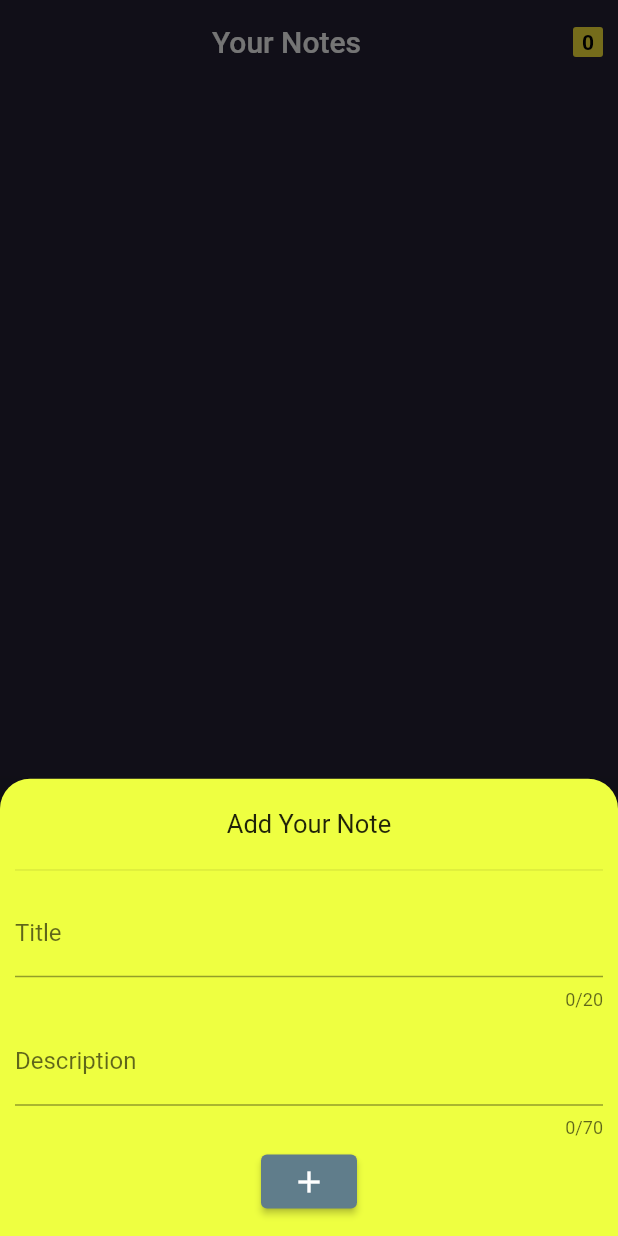
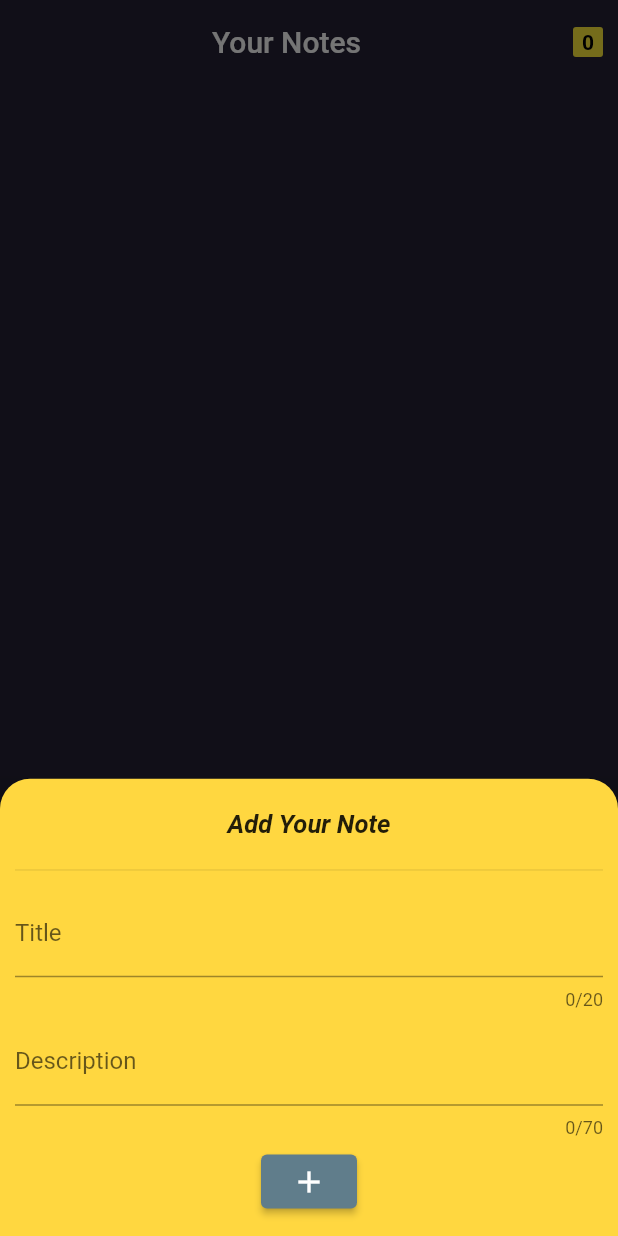
Before and after one commit to sayyedmuzammil/note_app, a Flutter app: the screen it shows after launch, after a tap on "New Note", on a phone screen of 412 x 824 dp. Run offline on Flutter 3.47's test engine with Material 2 defaults, Android fonts, the phone set to English and light mode, and no system bars; our stand-ins replace get, sizer.

Commit message:
final_commit

```diff
--- a/lib/screens/my_home_page.dart
+++ b/lib/screens/my_home_page.dart
@@ -16,7 +16,6 @@ class MyHomePage extends StatelessWidget {
   }) : super(key: key);
   final String title;
 
-
   var data_control = Get.put(GetController());
 
   @override
@@ -24,13 +23,16 @@ class MyHomePage extends StatelessWidget {
     return Scaffold(
       floatingActionButtonLocation: FloatingActionButtonLocation.centerFloat,
       backgroundColor: const Color(0xff242134),
-      appBar: Appbar(title),
+      //appbar extracted
+      appBar: appBar(title),
+      //body started here
       body: Padding(
         padding: const EdgeInsets.all(10),
         child: SizedBox(
           height: double.infinity,
           width: double.infinity,
           child: GetBuilder<GetController>(builder: (controller) {
+            //adding state management in card
             return GridView.builder(
               gridDelegate: SliverGridDelegateWithMaxCrossAxisExtent(
                   maxCrossAxisExtent: 90.w,
@@ -39,28 +41,29 @@ class MyHomePage extends StatelessWidget {
                   mainAxisSpacing: 2.h),
               itemCount: data_control.list_title.length,
               itemBuilder: (context, index) {
-                return Card1(data_control: data_control, index: index,);
+                  // return a card(Each note as a card)
+                return Card1(
+                  dataControl: data_control,
+                  index: index,
+                );
               },
             );
           }),
         ),
       ),
-      floatingActionButton:
-      FloatingActionButton.extended(
+      floatingActionButton: FloatingActionButton.extended(
+        //extended floating action button used for adding label in button
         hoverColor: Colors.blueAccent,
         backgroundColor: Colors.blueAccent,
         splashColor: Colors.red,
         onPressed: () {
-          settingModalBottomSheet(context);
+          modelBottomSheet(context); //pop upping bottom sheet
         },
-        tooltip: 'Add a Note',
-        heroTag: 'Note',
+        //adding two item icon and text in floating action button
         label: Row(
           children: const [Icon(Icons.note_add), Text('New Note')],
         ),
       ),
     );
   }
-
-
-  }
+}
--- a/lib/screens/widgest/app_bar.dart
+++ b/lib/screens/widgest/app_bar.dart
@@ -3,7 +3,7 @@ import 'package:get/get.dart';
 
 import '../../controller/get_controller.dart';
 
-AppBar Appbar(String title) {
+AppBar appBar(String title) {
     return AppBar(
       elevation: 0,
       backgroundColor: const Color(0xff242134),
--- a/lib/screens/widgest/bottom_sheet.dart
+++ b/lib/screens/widgest/bottom_sheet.dart
@@ -1,23 +1,23 @@
-
 import 'package:flutter/material.dart';
 import 'package:get/get.dart';
 import 'package:sizer/sizer.dart';
 
 import '../../controller/get_controller.dart';
 
-void settingModalBottomSheet(context) {
+void modelBottomSheet(context) {
   final _titleController = TextEditingController();
   final _descriptionController = TextEditingController();
-  final data_control = Get.put(GetController());
+  final dataControl = Get.put(GetController());
 
   showModalBottomSheet(
       isScrollControlled: true,
-        backgroundColor: Colors.transparent,
+      backgroundColor: Colors.transparent, //bottom sheet color is invisible
       context: context,
       elevation: 8.0,
       builder: (BuildContext bc) {
         return Form(
           child: SingleChildScrollView(
+            // scroll the bottoom sheet top of the Keyboard
             child: AnimatedPadding(
               padding: MediaQuery.of(context).viewInsets,
               duration: const Duration(milliseconds: 100),
@@ -28,7 +28,8 @@ void settingModalBottomSheet(context) {
                   decoration: const BoxDecoration(
                     borderRadius:
                         BorderRadius.vertical(top: Radius.circular(20)),
-                      color: Colors.limeAccent,
+                    color: Colors
+                        .amberAccent, //bottom sheet color is assigned here
                   ),
                   padding: const EdgeInsets.all(10),
                   child: Column(
@@ -41,11 +42,14 @@ void settingModalBottomSheet(context) {
                             'Add Your Note',
                             style: TextStyle(
                               fontSize: 17.0,
+                              fontWeight: FontWeight.bold,
+                              fontStyle: FontStyle.italic,
                             ),
                           ),
                         ),
                       ),
                       const Divider(),
+                      // Title textfield
                       TextFormField(
                         maxLength: 20,
                         controller: _titleController,
@@ -54,6 +58,7 @@ void settingModalBottomSheet(context) {
                           labelText: 'Title',
                         ),
                       ),
+                      // description textfield
                       TextFormField(
                         maxLength: 70,
                         controller: _descriptionController,
@@ -62,19 +67,23 @@ void settingModalBottomSheet(context) {
                           labelText: 'Description',
                         ),
                       ),
-                        // SizedBox(height: 10,),
+                      // adding button
                       ElevatedButton(
+                        style:
+                            ElevatedButton.styleFrom(primary: Colors.blueGrey),
                         onPressed: () {
                           String _title = _titleController.text;
                           String _description = _descriptionController.text;
-                            data_control.list_title.add(_title);
-                            data_control.list_description.add(_description);
-                            data_control.update();
-                            _titleController.text='';
-                            _descriptionController.text='';
+                          dataControl.list_title.add(_title);
+                          dataControl.list_description.add(_description);
+                          dataControl.update();
+                          _titleController.text = '';
+                          _descriptionController.text = '';
                           Navigator.pop(context);
                         },
-                          child: const Icon(Icons.add),
+                        child: const Icon(
+                          Icons.add,
+                        ),
                       ),
                     ],
                   )),
```
Also changed, not shown: lib/screens/widgest/card.dart (+11 -8 lines). Lines whose indentation alone changed are shown as unchanged.
